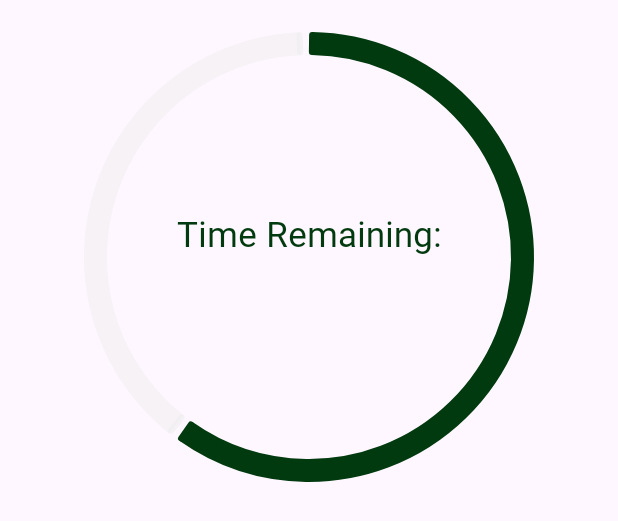
After one commit to skang188144/Detox, an Android app: the layout item_lockdown_fragment_current_lockdown.xml on its own in the app's theme, with its tools: preview values and no code run, on a phone screen of 412 x 824 dp. The commit adds this screen. Shown: the top 521 px of the screen. Run offline under Robolectric (Android 15) with nearby library versions, the phone set to English and light mode, and no system bars.

Commit message:
Add lockdown title and progress bar
Updated the lockdown fragment UI with a title and current
lockdown circular progress indicator.

```diff
--- a/app/src/main/java/com/kangsk/detox/homefragment/appslist/AppListAdapter.java
+++ b/app/src/main/java/com/kangsk/detox/homefragment/applist/AppListAdapter.java
@@ -1,4 +1,4 @@
-package com.kangsk.detox.homefragment.appslist;
+package com.kangsk.detox.homefragment.applist;
 
 import android.content.Context;
 import android.view.LayoutInflater;
--- a/app/src/main/java/com/kangsk/detox/homefragment/appslist/AppListViewHolder.java
+++ b/app/src/main/java/com/kangsk/detox/homefragment/applist/AppListViewHolder.java
@@ -1,4 +1,4 @@
-package com.kangsk.detox.homefragment.appslist;
+package com.kangsk.detox.homefragment.applist;
 
 import android.content.Context;
 import android.view.View;
--- a/app/src/main/java/com/kangsk/detox/homefragment/appslist/AppViewHolder.java
+++ b/app/src/main/java/com/kangsk/detox/homefragment/applist/AppViewHolder.java
@@ -1,4 +1,4 @@
-package com.kangsk.detox.homefragment.appslist;
+package com.kangsk.detox.homefragment.applist;
 
 import static java.lang.Math.round;
 
--- /dev/null
+++ b/app/src/main/java/com/kangsk/detox/utility/LockdownManager.java
@@ -0,0 +1,4 @@
+package com.kangsk.detox.utility;
+
+public class LockdownManager {
+}
--- a/app/src/main/res/layout/fragment_home.xml
+++ b/app/src/main/res/layout/fragment_home.xml
@@ -6,5 +6,6 @@
     android:layout_width="match_parent"
     android:layout_height="match_parent"
     android:layout_gravity="top"
+    android:orientation="vertical"
     tools:context=".homefragment.HomeFragment"
     android:background="@color/neutral_color_off"/>
--- a/app/src/main/res/layout/fragment_lockdown.xml
+++ b/app/src/main/res/layout/fragment_lockdown.xml
@@ -6,4 +6,6 @@
     android:layout_width="match_parent"
     android:layout_height="match_parent"
     android:layout_gravity="top"
-    tools:context=".lockdownfragment.LockdownFragment" />
+    android:orientation="vertical"
+    tools:context=".lockdownfragment.LockdownFragment"
+    android:background="@color/neutral_color_off"/>
--- /dev/null
+++ b/app/src/main/res/layout/item_lockdown_fragment_current_lockdown.xml
@@ -0,0 +1,84 @@
+<?xml version="1.0" encoding="utf-8"?>
+<androidx.constraintlayout.widget.ConstraintLayout
+    xmlns:android="http://schemas.android.com/apk/res/android"
+    xmlns:app="http://schemas.android.com/apk/res-auto"
+    android:layout_width="match_parent"
+    android:layout_height="wrap_content">
+
+    <!--FRAGMENT GUIDELINES -->
+    <androidx.constraintlayout.widget.Guideline
+        android:id="@+id/guideline_current_lockdown_start"
+        android:layout_width="wrap_content"
+        android:layout_height="wrap_content"
+        android:orientation="vertical"
+        app:layout_constraintGuide_percent="0.05" />
+
+    <androidx.constraintlayout.widget.Guideline
+        android:id="@+id/guideline_current_lockdown_end"
+        android:layout_width="wrap_content"
+        android:layout_height="wrap_content"
+        android:orientation="vertical"
+        app:layout_constraintGuide_percent="0.95" />
+
+    <!--CURRENT LOCKDOWN GUIDELINES-->
+
+    <androidx.constraintlayout.widget.Guideline
+        android:id="@+id/guideline_current_lockdown_progressbar_top"
+        android:layout_width="wrap_content"
+        android:layout_height="wrap_content"
+        android:orientation="horizontal"
+        app:layout_constraintGuide_percent="0.05" />
+
+    <androidx.constraintlayout.widget.Guideline
+        android:id="@+id/guideline_current_lockdown_progressbar_bottom"
+        android:layout_width="wrap_content"
+        android:layout_height="wrap_content"
+        android:orientation="horizontal"
+        app:layout_constraintGuide_percent="0.95" />
+
+    <androidx.constraintlayout.widget.Guideline
+        android:id="@+id/guideline_current_lockdown_progressbar_horizontal_center"
+        android:layout_width="wrap_content"
+        android:layout_height="wrap_content"
+        android:orientation="horizontal"
+        app:layout_constraintGuide_percent="0.50"/>
+
+    <com.google.android.material.progressindicator.CircularProgressIndicator
+        android:id="@+id/circular_progressbar_current_lockdown_current_lockdown"
+        android:layout_width="wrap_content"
+        android:layout_height="wrap_content"
+        app:indicatorSize="@dimen/size_current_lockdown_current_lockdown"
+        app:indicatorColor="@color/dark_complimentary_color"
+        app:trackColor="@color/current_lockdown_current_lockdown"
+        app:trackThickness="@dimen/track_thickness_current_lockdown_current_lockdown"
+        app:layout_constraintTop_toTopOf="@id/guideline_current_lockdown_progressbar_top"
+        app:layout_constraintBottom_toBottomOf="@id/guideline_current_lockdown_progressbar_bottom"
+        app:layout_constraintStart_toStartOf="@id/guideline_current_lockdown_start"
+        app:layout_constraintEnd_toEndOf="@id/guideline_current_lockdown_end"
+        android:progress="60"/>
+
+    <TextView
+        android:id="@+id/text_current_lockdown_time_remaining_title"
+        android:layout_width="wrap_content"
+        android:layout_height="wrap_content"
+        app:layout_constraintBottom_toTopOf="@id/guideline_current_lockdown_progressbar_horizontal_center"
+        app:layout_constraintStart_toStartOf="@id/circular_progressbar_current_lockdown_current_lockdown"
+        app:layout_constraintEnd_toEndOf="@id/circular_progressbar_current_lockdown_current_lockdown"
+        android:fontFamily="@font/proxima_nova_bold"
+        android:textSize="@dimen/font_size_current_lockdown_time_remaining_title"
+        android:text="@string/text_current_lockdown_time_remaining_title"
+        android:textColor="@color/dark_complimentary_color"/>
+
+    <TextView
+        android:id="@+id/text_current_lockdown_time_remaining"
+        android:layout_width="wrap_content"
+        android:layout_height="wrap_content"
+        app:layout_constraintTop_toTopOf="@id/guideline_current_lockdown_progressbar_horizontal_center"
+        app:layout_constraintStart_toStartOf="@id/circular_progressbar_current_lockdown_current_lockdown"
+        app:layout_constraintEnd_toEndOf="@id/circular_progressbar_current_lockdown_current_lockdown"
+        android:fontFamily="@font/source_code_pro"
+        android:textSize="@dimen/font_size_current_lockdown_time_remaining"
+        android:textColor="@color/dark_complimentary_color"/>
+
+
+</androidx.constraintlayout.widget.ConstraintLayout>
--- a/app/src/main/res/values/colors.xml
+++ b/app/src/main/res/values/colors.xml
@@ -7,13 +7,13 @@
     <color name="teal_700">#FF018786</color>
     <color name="black">#FF000000</color>
     <color name="white">#FFFFFFFF</color>
-    <color name="neutral_color_off">#F6F6F6</color>
 
     <color name="dominant_color">#002508</color>
     <color name="light_complimentary_color">#C3F1A7</color>
     <color name="dark_complimentary_color">#023A0F</color>
     <color name="neutral_color">#FFFFFF</color>
-    <color name="accent_color">#022045</color>
+    <color name="neutral_color_off">#F6F6F6</color>
+    <color name="current_lockdown_current_lockdown">#72EAEAEA</color>
 
 
     <color name="support_success100">#daebf2</color>
--- a/app/src/main/res/values/dimens.xml
+++ b/app/src/main/res/values/dimens.xml
@@ -31,4 +31,10 @@
     <dimen name="height_app_list_app">90dp</dimen>
     <dimen name="radius_progress_bar_corner">100dp</dimen>
     <dimen name="padding_progressbar_app_list_app_top">5dp</dimen>
+    <dimen name="height_title">200dp</dimen>
+    <dimen name="font_size_title_title">36sp</dimen>
+    <dimen name="font_size_current_lockdown_time_remaining_title">23sp</dimen>
+    <dimen name="font_size_current_lockdown_time_remaining">20sp</dimen>
+    <dimen name="size_current_lockdown_current_lockdown">300dp</dimen>
+    <dimen name="track_thickness_current_lockdown_current_lockdown">15dp</dimen>
 </resources>
--- a/app/src/main/res/values/strings.xml
+++ b/app/src/main/res/values/strings.xml
@@ -10,4 +10,6 @@
     <string name="text_overview_name">Sanghyeok.</string>
     <string name="text_graph_title">Today\'s Usage</string>
     <string name="text_app_list_title">Apps</string>
+    <string name="text_title_title">Lockdowns</string>
+    <string name="text_current_lockdown_time_remaining_title">Time Remaining:</string>
 </resources>
```
Also changed, not shown: app/src/main/java/com/kangsk/detox/homefragment/HomeFragmentAdapter.java (+5 -5 lines), app/src/main/java/com/kangsk/detox/lockdownfragment/LockdownFragment.java (+13 -1 lines), app/src/main/java/com/kangsk/detox/lockdownfragment/LockdownFragmentAdapter.java (added, +90 -0 lines), app/src/main/java/com/kangsk/detox/lockdownfragment/currentlockdown/CurrentLockdownViewHolder.java (added, +22 -0 lines), app/src/main/java/com/kangsk/detox/lockdownfragment/title/TitleViewHolder.java (added, +23 -0 lines), app/src/main/res/layout/item_lockdown_fragment_title.xml (added, +52 -0 lines), app/src/main/res/drawable/drawable_title_circle_cropped.png (added), app/src/main/res/drawable/drawable_title_lock_color.png (added).
